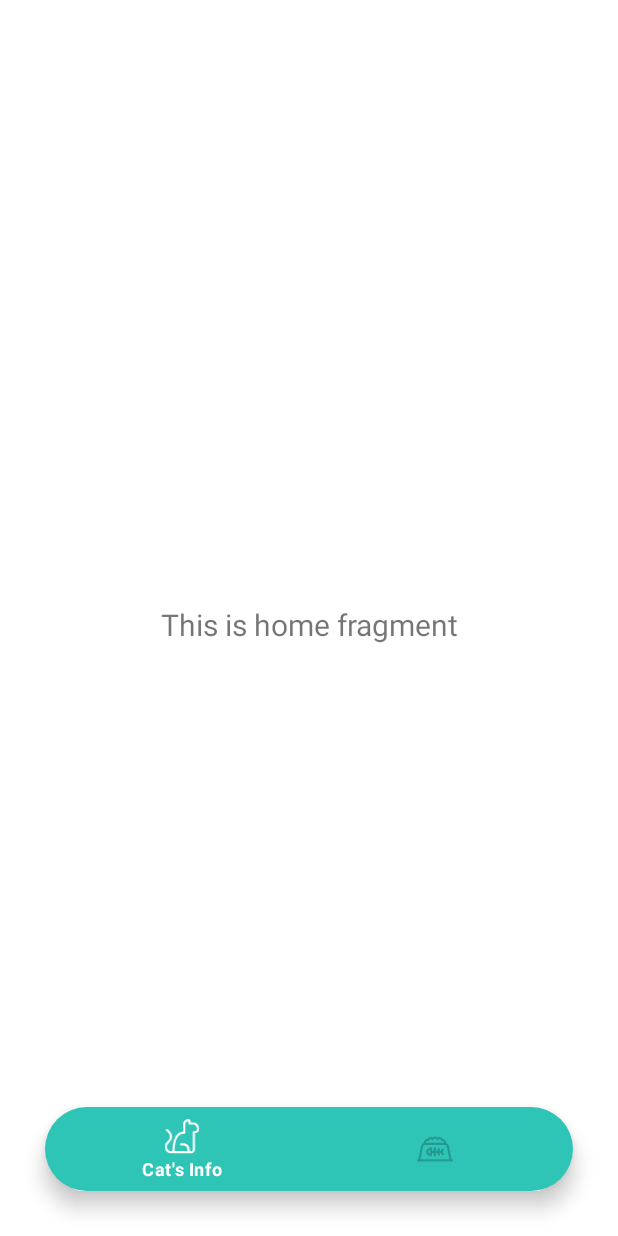
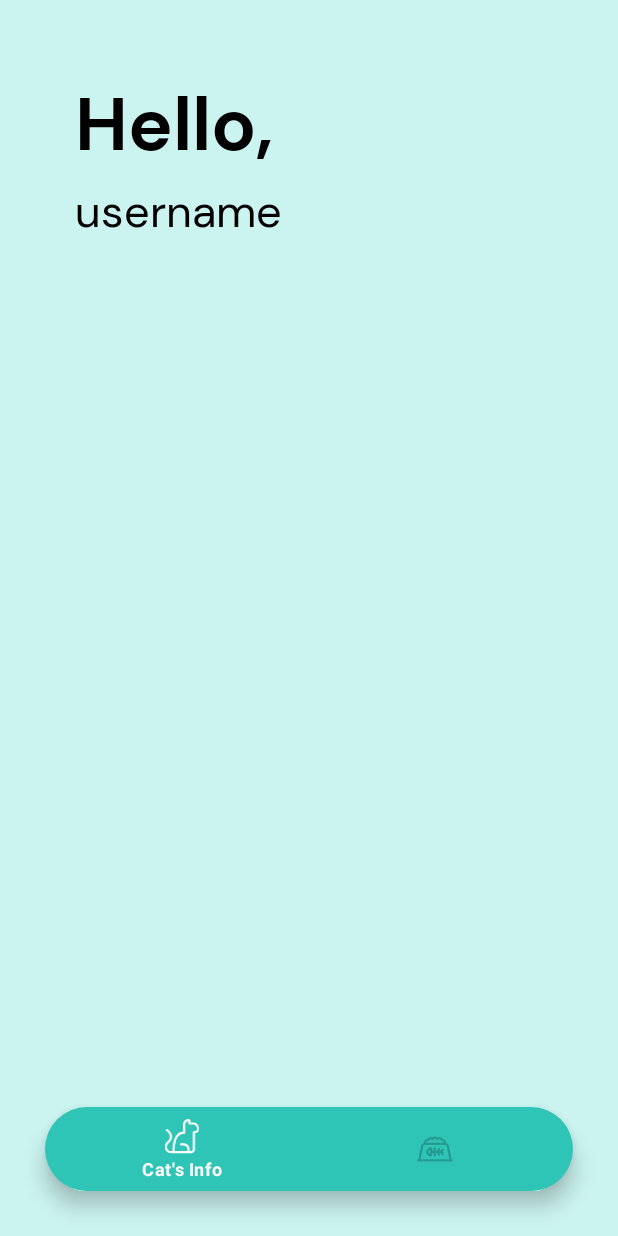
Before and after one commit to kucingapi/kucingin, an Android app: the screen it shows after launch (MainActivity), on a phone screen of 412 x 824 dp. Run offline under Robolectric (Android 15) with nearby library versions, the phone set to English and light mode, and no system bars; our stand-ins replace navigation-ui.

Commit message:
[ADD] slicing hello username

```diff
--- a/app/src/main/java/com/example/kucingin/ui/catFood/CatFoodFragment.java
+++ b/app/src/main/java/com/example/kucingin/ui/catFood/CatFoodFragment.java
@@ -25,11 +25,10 @@ public class CatFoodFragment extends Fragment {
     binding = FragmentCatFoodBinding.inflate(inflater, container, false);
     View root = binding.getRoot();
 
-        final TextView textView = binding.textHome;
         homeViewModel.getText().observe(getViewLifecycleOwner(), new Observer<String>() {
             @Override
             public void onChanged(@Nullable String s) {
-                textView.setText(s);
+
             }
         });
         return root;
--- a/app/src/main/res/layout/fragment_cat.xml
+++ b/app/src/main/res/layout/fragment_cat.xml
@@ -18,7 +18,7 @@
         <TextView
                 android:layout_width="match_parent"
                 android:layout_height="wrap_content"
-                android:text="Hello,"
+                android:text="Hello, "
                 android:textSize="50dp"
                 android:textColor="@color/black"
                 android:fontFamily="@font/dmsans_bold"
@@ -33,6 +33,5 @@
                 android:textColor="@color/black"
                 android:fontFamily="@font/dmsans_regular"
         />
-
     </LinearLayout>
 </LinearLayout>
--- a/app/src/main/res/navigation/mobile_navigation.xml
+++ b/app/src/main/res/navigation/mobile_navigation.xml
@@ -7,14 +7,14 @@
 
     <fragment
         android:id="@+id/navigation_cat"
-        android:name="com.example.kucingin.ui.catFood.CatFoodFragment"
+        android:name="com.example.kucingin.ui.cat.CatFragment"
         android:label="@string/title_home"
-        tools:layout="@layout/fragment_cat_food" />
+        tools:layout="@layout/fragment_cat" />
 
     <fragment
         android:id="@+id/navigation_cat_food"
-        android:name="com.example.kucingin.ui.cat.CatFragment"
+        android:name="com.example.kucingin.ui.catFood.CatFoodFragment"
         android:label="@string/title_dashboard"
-        tools:layout="@layout/fragment_cat" />
+        tools:layout="@layout/fragment_cat_food" />
 
 </navigation>
```
